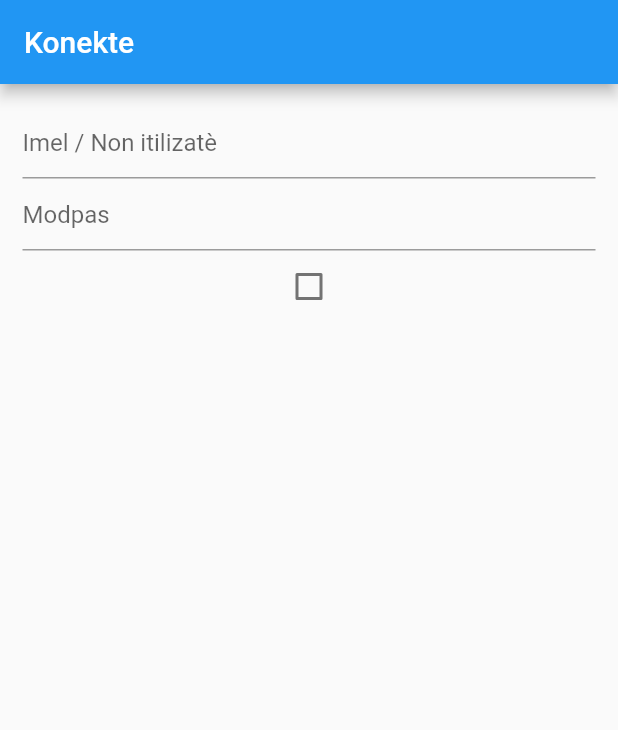
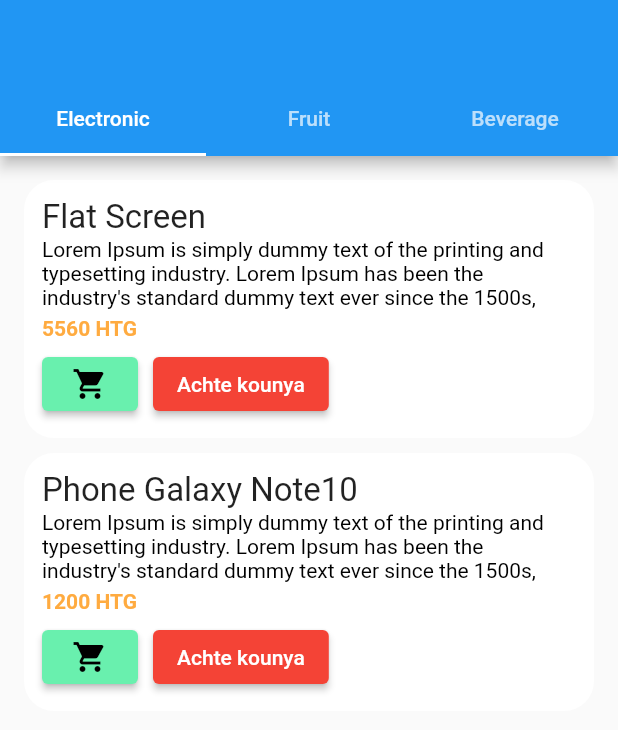
Before and after one commit to Lemayzeur/flutter_course_series, a Flutter app: the screen it shows after launch, on a phone screen of 412 x 824 dp. Shown: the top 730 px of the screen. Run offline on Flutter 3.47's test engine with Material 2 defaults, Android fonts, the phone set to English and light mode, and no system bars.

Commit message:
chapter14

```diff
--- a/lib/main.dart
+++ b/lib/main.dart
@@ -1,4 +1,5 @@
 import 'package:flutter/material.dart';
+import 'package:kwiz_app/screens/home_screen.dart';
 import 'package:kwiz_app/screens/login_screen.dart';
 
 void main(){
@@ -13,7 +14,7 @@ class MyApp extends StatelessWidget {
   Widget build(BuildContext context){
     return const MaterialApp(
       title: 'ECom App',
-      home: LoginScreen()
+      home: HomeScreen()
     );
   }
 }
--- /dev/null
+++ b/lib/screens/home_screen.dart
@@ -0,0 +1,149 @@
+import 'package:flutter/material.dart';
+
+class HomeScreen extends StatefulWidget {
+  const HomeScreen({ Key? key }) : super(key: key);
+
+  @override
+   HomeScreenState createState() =>  HomeScreenState();
+}
+
+class  HomeScreenState extends State<HomeScreen>  with TickerProviderStateMixin {
+
+  late TabController _tabController;
+
+List<Map<String, dynamic>> categoryList = [
+  {
+    'id': 1,
+    'name': 'Electronic',
+    'products': [
+      {
+        'id': 1,
+        'name': 'Flat Screen',
+        'price': 5560,
+      },
+      {
+        'id': 2,
+        'name': 'Phone Galaxy Note10',
+        'price': 1200,
+      }
+    ]
+  },
+  {
+    'id': 2,
+    'name': 'Fruit',
+    'products': [
+      {
+        'id': 3,
+        'name': 'Apple',
+        'price': 30,
+      },
+      {
+        'id': 4,
+        'name': 'Lemon',
+        'price': 12,
+      }
+    ]
+  },
+  {
+    'id': 3,
+    'name': 'Beverage',
+    'products': [
+      {
+        'id': 5,
+        'name': 'Prestige',
+        'price': 100,
+      },
+      {
+        'id': 6,
+        'name': 'Prorade',
+        'price': 75,
+      }
+    ]
+  }
+];
+
+@override
+void initState() {
+  super.initState();
+  _tabController = TabController(length: categoryList.length, vsync: this);
+}
+
+@override
+Widget build(BuildContext context) {
+  return Scaffold(
+    appBar: AppBar(
+      bottom: TabBar(
+        controller: _tabController,
+        tabs: categoryList.map<Tab>((el) => Tab(child: Text(el['name'])) ).toList(),
+      ),
+    ),
+    body: TabBarView(
+      controller: _tabController,
+      children: categoryList.map<Widget>((el) =>
+        Container(
+          padding: const EdgeInsets.all(16.0),
+          child: Column(
+            children: el['products'].map<Widget>((pr) =>
+              Container(
+                padding: const EdgeInsets.all(12.0),
+                margin: const EdgeInsets.only(bottom: 10.0),
+                decoration: BoxDecoration(
+                  color: Colors.white,
+                  borderRadius: BorderRadius.circular(20),
+                ),
+                child: Column(
+                  children: [
+                    Align(
+                      alignment: Alignment.bottomLeft,
+                      child: Text(pr['name'],
+                        style: const TextStyle(fontSize: 22.0),
+                      )
+                    ),
+                    const Text(
+                      "Lorem Ipsum is simply dummy text of the printing and typesetting industry. Lorem Ipsum has been the industry's standard dummy text ever since the 1500s,",
+                      style: TextStyle(color: Colors.black),
+                    ),
+                    Container(
+                      margin: const EdgeInsets.symmetric(vertical: 5.0),
+                      child: Align(
+                        alignment: Alignment.bottomLeft,
+                        child: Text('${pr['price']} HTG',
+                          style: const TextStyle(color: Colors.orangeAccent, fontWeight: FontWeight.bold),
+                        ),
+                      ),
+                    ),
+                    Row(
+                      children: [
+                        ElevatedButton(
+                          onPressed: () {
+                            // Ajoute nan panye
+                          },
+                          child: const Icon(Icons.shopping_cart),
+                          style: ButtonStyle(
+                            backgroundColor: MaterialStateProperty.all<Color>(Colors.greenAccent),
+                            foregroundColor: MaterialStateProperty.all<Color>(Colors.black)
+                          ),
+                        ),
+                        const SizedBox(width: 10.0),
+                        ElevatedButton(
+                          onPressed: () {
+                            // Achte kounya
+                          },
+                          style: ButtonStyle(
+                            backgroundColor: MaterialStateProperty.all<Color>(Colors.red),
+                          ),
+                          child: const Text('Achte kounya'),
+                        ),
+                      ],
+                    ),
+                  ]
+                ),
+              ),
+            ).toList(),
+          )
+        ),
+      ).toList(),
+    )
+  );
+}
+}
```
